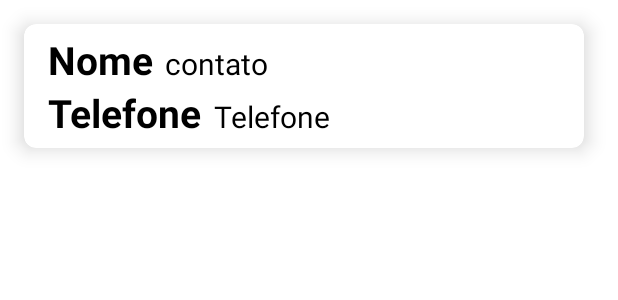
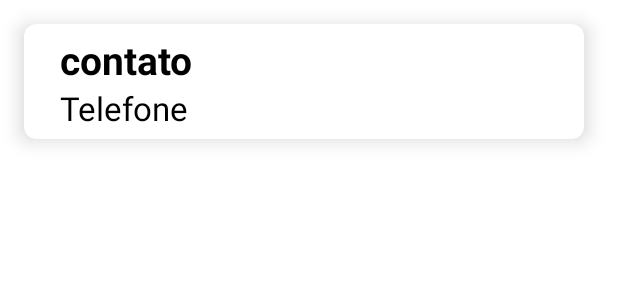
Before and after one commit to rafaelst97/AgendaTelefonica, an Android app: the layout contato_item.xml on its own in the app's theme, with its tools: preview values and no code run, on a phone screen of 412 x 824 dp. Shown: the top 300 px of the screen. Run offline under Robolectric (Android 15) with nearby library versions, the phone set to English and light mode, and no system bars.

Commit message:
Correção de visual

```diff
--- a/app/src/main/res/layout/contato_item.xml
+++ b/app/src/main/res/layout/contato_item.xml
@@ -21,21 +21,14 @@
             android:orientation="horizontal">
 
             <TextView
-                android:layout_width="wrap_content"
-                android:layout_height="wrap_content"
-                android:text="@string/nome"
-                android:textColor="@color/black"
-                android:textSize="26sp"
-                android:textStyle="bold" />
-
-            <TextView
                 android:id="@+id/nomeContato"
                 android:layout_width="wrap_content"
                 android:layout_height="wrap_content"
                 android:layout_marginStart="8dp"
                 android:text="@string/contato"
                 android:textColor="@color/black"
-                android:textSize="20sp" />
+                android:textSize="26sp"
+                android:textStyle="bold"/>
 
         </LinearLayout>
 
@@ -46,21 +39,13 @@
             android:orientation="horizontal">
 
             <TextView
-                android:layout_width="wrap_content"
-                android:layout_height="wrap_content"
-                android:text="@string/telefone"
-                android:textColor="@color/black"
-                android:textSize="26sp"
-                android:textStyle="bold" />
-
-            <TextView
                 android:id="@+id/telefoneContato"
                 android:layout_width="wrap_content"
                 android:layout_height="wrap_content"
                 android:layout_marginStart="8dp"
                 android:text="@string/telefone"
                 android:textColor="@color/black"
-                android:textSize="20sp" />
+                android:textSize="22sp" />
 
         </LinearLayout>
     </LinearLayout>
```
